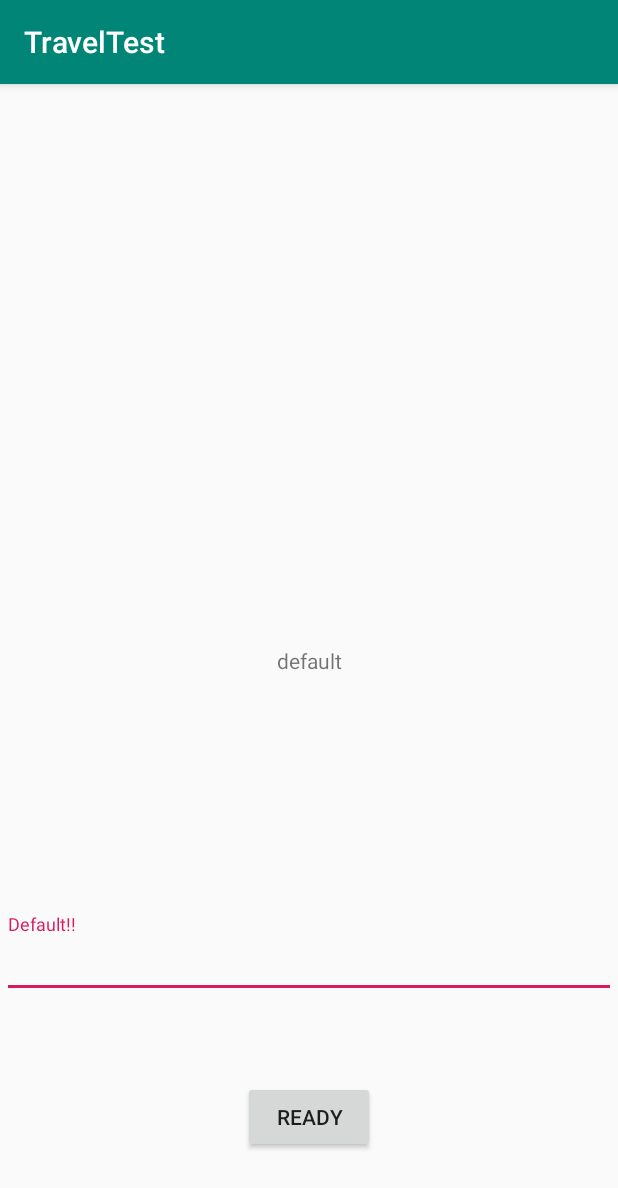
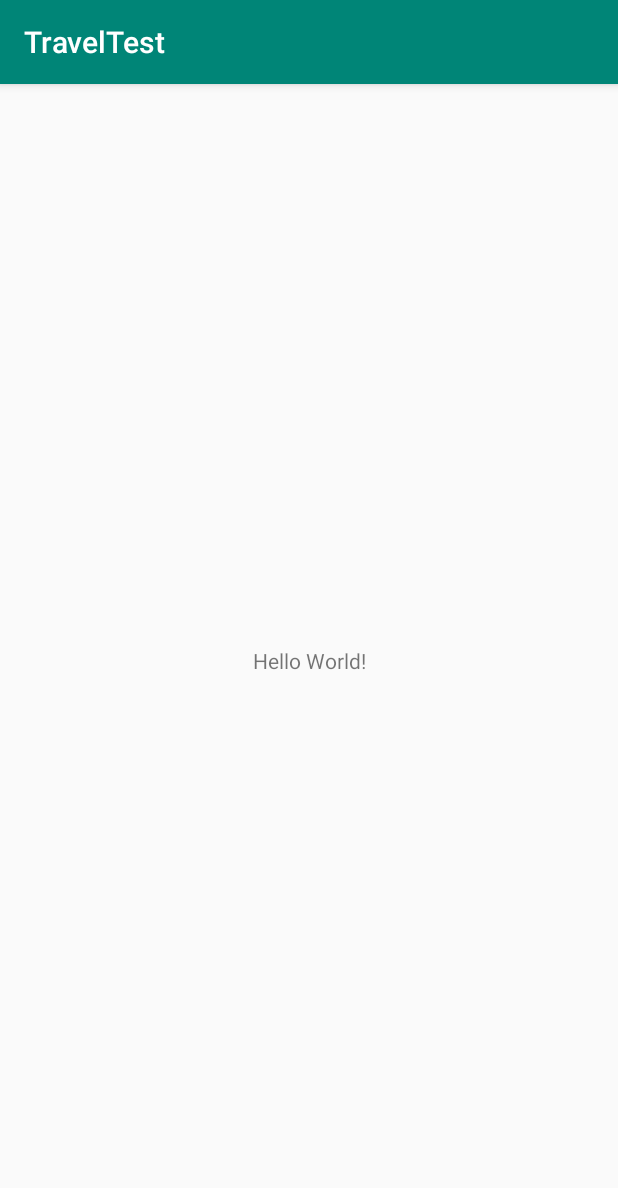
Before and after one commit to mogmet/TravelTest, an Android app: the screen it shows after launch (MainActivity), on a phone screen of 412 x 824 dp. Shown: the top 1188 px of the screen. Run offline under Robolectric (Android 15) with nearby library versions, the phone set to English and light mode, and no system bars.

```diff
--- a/app/build.gradle
+++ b/app/build.gradle
@@ -3,8 +3,6 @@ apply plugin: 'com.android.application'
 apply plugin: 'kotlin-android'
 
 apply plugin: 'kotlin-android-extensions'
-
-apply plugin: 'kotlin-kapt'
 
 android {
     compileSdkVersion 28
@@ -22,22 +20,15 @@ android {
             proguardFiles getDefaultProguardFile('proguard-android-optimize.txt'), 'proguard-rules.pro'
         }
     }
-    dataBinding {
-        enabled true
-    }
 }
 
 dependencies {
     implementation fileTree(dir: 'libs', include: ['*.jar'])
-    implementation "org.jetbrains.kotlin:kotlin-stdlib-jdk7:$kotlin_version"
+    implementation"org.jetbrains.kotlin:kotlin-stdlib-jdk7:$kotlin_version"
     implementation 'androidx.appcompat:appcompat:1.0.2'
     implementation 'androidx.core:core-ktx:1.0.2'
     implementation 'androidx.constraintlayout:constraintlayout:1.1.3'
-    implementation 'androidx.legacy:legacy-support-v4:1.0.0'
-    implementation 'androidx.lifecycle:lifecycle-extensions:2.2.0'
-    implementation 'androidx.lifecycle:lifecycle-viewmodel-ktx:2.2.0'
     testImplementation 'junit:junit:4.12'
     androidTestImplementation 'androidx.test.ext:junit:1.1.0'
     androidTestImplementation 'androidx.test.espresso:espresso-core:3.1.1'
-    implementation 'com.google.android.material:material:1.0.0'
 }
--- a/app/src/main/AndroidManifest.xml
+++ b/app/src/main/AndroidManifest.xml
@@ -12,7 +12,7 @@
         android:roundIcon="@mipmap/ic_launcher_round"
         android:supportsRtl="true"
         android:theme="@style/AppTheme">
-        <activity android:name=".activity.MainActivity">
+        <activity android:name=".MainActivity">
             <intent-filter>
                 <action android:name="android.intent.action.MAIN" />
 
--- a/app/src/main/java/com/mogmet/traveltest/activity/MainActivity.kt
+++ b/app/src/main/java/com/mogmet/traveltest/MainActivity.kt
@@ -1,18 +1,12 @@
-package com.mogmet.traveltest.activity
+package com.mogmet.traveltest
 
 import androidx.appcompat.app.AppCompatActivity
 import android.os.Bundle
-import com.mogmet.traveltest.R
-import com.mogmet.traveltest.fragment.TopFragment
 
 class MainActivity : AppCompatActivity() {
 
     override fun onCreate(savedInstanceState: Bundle?) {
         super.onCreate(savedInstanceState)
         setContentView(R.layout.activity_main)
-        supportFragmentManager
-            .beginTransaction()
-            .replace(R.id.frameLayout, TopFragment.newInstance())
-            .commit()
     }
 }
--- a/app/src/main/java/com/mogmet/traveltest/fragment/TopFragment.kt
+++ /dev/null
@@ -1,42 +0,0 @@
-package com.mogmet.traveltest.fragment
-
-import android.os.Bundle
-import android.view.LayoutInflater
-import android.view.View
-import android.view.ViewGroup
-import androidx.fragment.app.Fragment
-import androidx.lifecycle.ViewModelProviders
-import com.mogmet.traveltest.databinding.FragmentTopBinding
-
-class TopFragment : Fragment() {
-
-    companion object {
-        fun newInstance() = TopFragment()
-    }
-
-    private lateinit var viewModel: TopViewModel
-    private lateinit var binding: FragmentTopBinding
-
-    override fun onCreateView(
-        inflater: LayoutInflater, container: ViewGroup?,
-        savedInstanceState: Bundle?
-    ): View? {
-        binding = FragmentTopBinding.inflate(inflater, container, false)
-        return binding.root
-    }
-
-    override fun onActivityCreated(savedInstanceState: Bundle?) {
-        super.onActivityCreated(savedInstanceState)
-        viewModel = ViewModelProviders.of(this).get(TopViewModel::class.java)
-        binding.viewModel = viewModel
-        binding.lifecycleOwner = this
-        // TODO: Use the ViewModel
-    }
-
-    override fun onViewCreated(view: View, savedInstanceState: Bundle?) {
-        super.onViewCreated(view, savedInstanceState)
-        binding.button.setOnClickListener {
-            viewModel.updateView(binding.textInputLayout.editText?.text.toString())
-        }
-    }
-}
--- a/app/src/main/java/com/mogmet/traveltest/fragment/TopViewModel.kt
+++ /dev/null
@@ -1,25 +0,0 @@
-package com.mogmet.traveltest.fragment
-
-import androidx.lifecycle.LiveData
-import androidx.lifecycle.MutableLiveData
-import androidx.lifecycle.ViewModel
-import com.mogmet.traveltest.R
-
-class TopViewModel : ViewModel() {
-    private val _buttonText: MutableLiveData<String> = MutableLiveData<String>().also {
-            mutableLiveData -> mutableLiveData.value = "Ready"
-    }
-    val buttonText: LiveData<String>
-        get() = _buttonText
-
-    private val _submitText: MutableLiveData<String> = MutableLiveData<String>().also {
-            mutableLiveData -> mutableLiveData.value = "default"
-    }
-    val submitText: LiveData<String>
-        get() = _submitText
-
-    fun updateView(text: String) {
-        _buttonText.value = "Set!"
-        _submitText.value = text
-    }
-}
--- a/app/src/main/res/layout/activity_main.xml
+++ b/app/src/main/res/layout/activity_main.xml
@@ -4,16 +4,15 @@
     xmlns:tools="http://schemas.android.com/tools"
     android:layout_width="match_parent"
     android:layout_height="match_parent"
-    tools:context=".activity.MainActivity">
+    tools:context=".MainActivity">
 
-    <FrameLayout
-        android:id="@+id/frameLayout"
-        android:layout_width="0dp"
-        android:layout_height="0dp"
+    <TextView
+        android:layout_width="wrap_content"
+        android:layout_height="wrap_content"
+        android:text="Hello World!"
         app:layout_constraintBottom_toBottomOf="parent"
-        app:layout_constraintEnd_toEndOf="parent"
-        app:layout_constraintStart_toStartOf="parent"
-        app:layout_constraintTop_toTopOf="parent">
+        app:layout_constraintLeft_toLeftOf="parent"
+        app:layout_constraintRight_toRightOf="parent"
+        app:layout_constraintTop_toTopOf="parent" />
 
-    </FrameLayout>
 </androidx.constraintlayout.widget.ConstraintLayout>
--- a/app/src/main/res/layout/fragment_top.xml
+++ /dev/null
@@ -1,55 +0,0 @@
-<?xml version="1.0" encoding="utf-8"?>
-<layout xmlns:android="http://schemas.android.com/apk/res/android"
-    xmlns:app="http://schemas.android.com/apk/res-auto"
-    xmlns:tools="http://schemas.android.com/tools">
-
-    <data>
-
-        <variable
-            name="viewModel"
-            type="com.mogmet.traveltest.fragment.TopViewModel" />
-
-    </data>
-
-    <androidx.constraintlayout.widget.ConstraintLayout
-        android:layout_width="match_parent"
-        android:layout_height="match_parent"
-        tools:context=".fragment.TopFragment">
-
-        <TextView
-            android:id="@+id/textView"
-            android:layout_width="wrap_content"
-            android:layout_height="wrap_content"
-            android:text="@{viewModel.submitText}"
-            app:layout_constraintBottom_toBottomOf="parent"
-            app:layout_constraintEnd_toEndOf="parent"
-            app:layout_constraintStart_toStartOf="parent"
-            app:layout_constraintTop_toTopOf="parent" />
-
-        <com.google.android.material.textfield.TextInputLayout
-            android:id="@+id/textInputLayout"
-            android:layout_width="409dp"
-            android:layout_height="wrap_content"
-            app:layout_constraintBottom_toBottomOf="parent"
-            app:layout_constraintEnd_toEndOf="parent"
-            app:layout_constraintStart_toStartOf="parent"
-            app:layout_constraintTop_toBottomOf="@+id/textView">
-
-            <com.google.android.material.textfield.TextInputEditText
-                android:id="@+id/editText"
-                android:layout_width="match_parent"
-                android:layout_height="wrap_content"
-                android:hint="@string/default_label" />
-        </com.google.android.material.textfield.TextInputLayout>
-
-        <Button
-            android:id="@+id/button"
-            android:layout_width="wrap_content"
-            android:layout_height="wrap_content"
-            android:text="@{viewModel.buttonText}"
-            app:layout_constraintBottom_toBottomOf="parent"
-            app:layout_constraintEnd_toEndOf="parent"
-            app:layout_constraintStart_toStartOf="parent"
-            app:layout_constraintTop_toBottomOf="@+id/textInputLayout" />
-    </androidx.constraintlayout.widget.ConstraintLayout>
-</layout>
--- a/app/src/main/res/values/strings.xml
+++ b/app/src/main/res/values/strings.xml
@@ -1,5 +1,3 @@
 <resources>
     <string name="app_name">TravelTest</string>
-    <string name="default_label">Default!!</string>
-    <string name="set">set!!</string>
 </resources>
```
